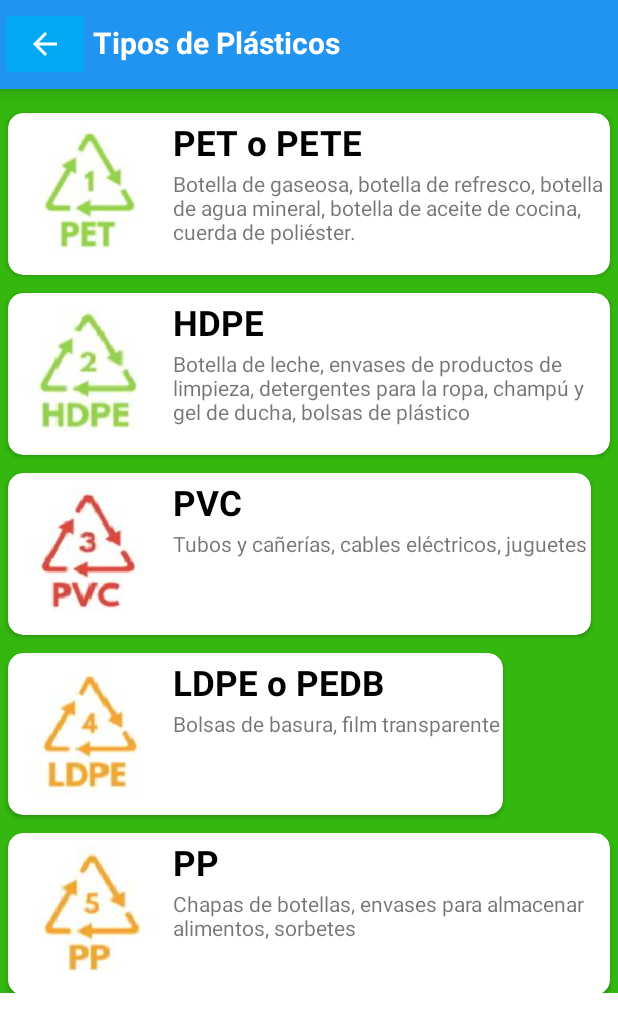
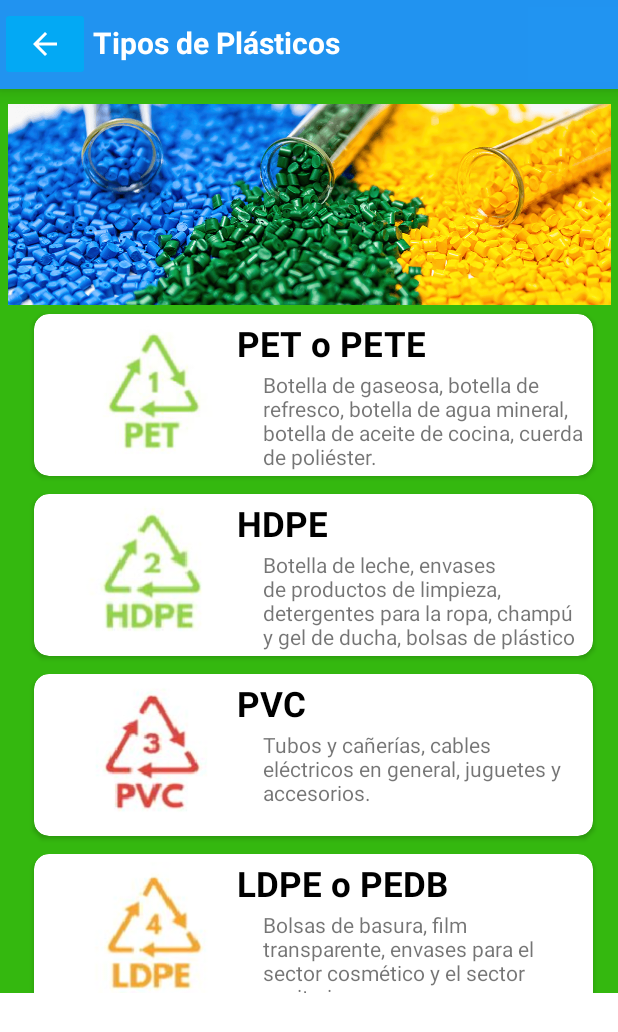
Before and after one commit to JoseMiguelVM/Proyecto_AQPGreen, an Android app: the TipoPlasticoFragment screen opened through its navigation route, on a phone screen of 412 x 824 dp. Shown: the top 1032 px of the screen. Run offline under Robolectric (Android 15) with nearby library versions, the phone set to English and light mode, and no system bars.

Commit message:
Mejorando interfaz de tipos de plastico

```diff
--- a/app/src/main/java/com/example/aqpgreen/ui/TiposPlastico/TipoPlasticoFragment.java
+++ b/app/src/main/java/com/example/aqpgreen/ui/TiposPlastico/TipoPlasticoFragment.java
@@ -23,15 +23,6 @@ import java.util.ArrayList;
 
 public class TipoPlasticoFragment extends Fragment {
 
-    // TODO: Rename parameter arguments, choose names that match
-    // the fragment initialization parameters, e.g. ARG_ITEM_NUMBER
-    private static final String ARG_PARAM1 = "param1";
-    private static final String ARG_PARAM2 = "param2";
-
-    // TODO: Rename and change types of parameters
-    private String mParam1;
-    private String mParam2;
-
     // TODO: Declaracion de variables
     private ArrayList<Plastico> listaPlastico;
     private RecyclerView recyclerPlastico;
@@ -40,20 +31,9 @@ public class TipoPlasticoFragment extends Fragment {
         // Required empty public constructor
     }
 
-    /**
-     * Use this factory method to create a new instance of
-     * this fragment using the provided parameters.
-     *
-     * @param param1 Parameter 1.
-     * @param param2 Parameter 2.
-     * @return A new instance of fragment ListaPersonajesFragment.
-     */
-    // TODO: Rename and change types and number of parameters
     public static TipoPlasticoFragment newInstance(String param1, String param2) {
         TipoPlasticoFragment fragment = new TipoPlasticoFragment();
         Bundle args = new Bundle();
-        args.putString(ARG_PARAM1, param1);
-        args.putString(ARG_PARAM2, param2);
         fragment.setArguments(args);
         return fragment;
     }
@@ -61,10 +41,6 @@ public class TipoPlasticoFragment extends Fragment {
     @Override
     public void onCreate(Bundle savedInstanceState) {
         super.onCreate(savedInstanceState);
-        if (getArguments() != null) {
-            mParam1 = getArguments().getString(ARG_PARAM1);
-            mParam2 = getArguments().getString(ARG_PARAM2);
-        }
     }
 
     @Override
@@ -81,7 +57,7 @@ public class TipoPlasticoFragment extends Fragment {
         recyclerPlastico= (RecyclerView) view.findViewById(R.id.recyclerView_listaCategorias);
         recyclerPlastico.setLayoutManager(new LinearLayoutManager(getContext()));
 
-        llenarListaPersonajes();
+        llenarListaTipos();
 
         ListaPlasticosAdaptador adapter = new ListaPlasticosAdaptador(listaPlastico);
         recyclerPlastico.setAdapter(adapter);
@@ -96,13 +72,13 @@ public class TipoPlasticoFragment extends Fragment {
 
     }
 
-    private void llenarListaPersonajes() {
+    private void llenarListaTipos() {
         listaPlastico.add(new Plastico("PET o PETE","Botella de gaseosa, botella de refresco, botella de agua mineral, botella de aceite de cocina, cuerda de poliéster.",R.drawable.logo_pet));
         listaPlastico.add(new Plastico("HDPE","Botella de leche, envases de productos de limpieza, detergentes para la ropa, champú y gel de ducha, bolsas de plástico",R.drawable.logo_hdpe));
-        listaPlastico.add(new Plastico("PVC","Tubos y cañerías, cables eléctricos, juguetes",R.drawable.logo_pvc));
-        listaPlastico.add(new Plastico("LDPE o PEDB","Bolsas de basura, film transparente",R.drawable.logo_ldpe));
+        listaPlastico.add(new Plastico("PVC","Tubos y cañerías, cables eléctricos en general, juguetes y accesorios.",R.drawable.logo_pvc));
+        listaPlastico.add(new Plastico("LDPE o PEDB","Bolsas de basura, film transparente, envases para el sector cosmético y el sector sanitario",R.drawable.logo_ldpe));
         listaPlastico.add(new Plastico("PP","Chapas de botellas, envases para almacenar alimentos, sorbetes",R.drawable.logo_pp));
         listaPlastico.add(new Plastico("PS","Envases de comida rápida, vasos descartables, vasitos de yogurt",R.drawable.logo_ps));
-        listaPlastico.add(new Plastico("OTROS","Piezas de coches, CD’s,  DVD’s, Biberones",R.drawable.logo_otros));
+        listaPlastico.add(new Plastico("OTROS","Piezas de coches, CD’s,  DVD’s, Biberones, todo lo considerado fuuera de lo antes mencionado.",R.drawable.logo_otros));
     }
 }
--- a/app/src/main/res/layout/fragment_comunidad.xml
+++ b/app/src/main/res/layout/fragment_comunidad.xml
@@ -66,27 +66,6 @@
         app:layout_constraintStart_toStartOf="parent"
         app:layout_constraintTop_toBottomOf="@+id/idLayoutFondo">
 
-        <LinearLayout
-            android:layout_width="match_parent"
-            android:layout_height="wrap_content"
-            android:orientation="horizontal"
-            android:gravity="center">
-
-            <ImageView
-                android:id="@+id/imagenPremio"
-                android:layout_width="84dp"
-                android:layout_height="87dp"
-                android:src="@drawable/premios" />
-            <TextView
-                android:id="@+id/textView4"
-                android:layout_width="204dp"
-                android:layout_marginStart="5dp"
-                android:layout_height="wrap_content"
-                android:text="Puede revisar la lista de premios ofrecidos por la organizacion y canjear el que mas desee."
-                android:textColor="#FFFDFD"
-                android:textStyle="bold" />
-        </LinearLayout>
-
         <Button
             android:id="@+id/Btn_listaDePremios"
             android:layout_width="250dp"
@@ -137,4 +116,28 @@
 
     </LinearLayout>
 
+    <LinearLayout
+        android:layout_width="match_parent"
+        android:layout_height="wrap_content"
+        android:gravity="center"
+        android:orientation="horizontal"
+        tools:layout_editor_absoluteX="-3dp"
+        tools:layout_editor_absoluteY="146dp">
+
+        <ImageView
+            android:id="@+id/imagenPremio"
+            android:layout_width="84dp"
+            android:layout_height="87dp"
+            android:src="@drawable/premios" />
+
+        <TextView
+            android:id="@+id/textView4"
+            android:layout_width="204dp"
+            android:layout_height="wrap_content"
+            android:layout_marginStart="5dp"
+            android:text="Puede revisar la lista de premios ofrecidos por la organizacion y canjear el que mas desee."
+            android:textColor="#FFFDFD"
+            android:textStyle="bold|italic" />
+    </LinearLayout>
+
 </androidx.constraintlayout.widget.ConstraintLayout>
--- a/app/src/main/res/layout/fragment_tipo_plastico.xml
+++ b/app/src/main/res/layout/fragment_tipo_plastico.xml
@@ -57,10 +57,17 @@
 
         </RelativeLayout>
 
+        <ImageView
+            android:id="@+id/imageView7"
+            android:layout_width="match_parent"
+            android:layout_height="134dp"
+            android:src="@drawable/baner" />
+
         <androidx.recyclerview.widget.RecyclerView
             android:id="@+id/recyclerView_listaCategorias"
-            android:layout_width="match_parent"
-            android:layout_height="wrap_content"/>
+            android:layout_width="383dp"
+            android:layout_height="wrap_content"
+            android:layout_marginLeft="17dp" />
 
     </LinearLayout>
 
--- a/app/src/main/res/layout/item_list.xml
+++ b/app/src/main/res/layout/item_list.xml
@@ -8,39 +8,40 @@
     app:cardUseCompatPadding="true">
 
     <LinearLayout
-        android:layout_width="match_parent"
+        android:layout_width="361dp"
         android:layout_height="wrap_content"
-        android:padding="2dp"
-        android:orientation="horizontal">
+        android:layout_marginLeft="25dp"
+        android:orientation="horizontal"
+        android:padding="2dp">
 
         <ImageView
             android:id="@+id/idImagen"
             android:layout_width="100dp"
             android:layout_height="100dp"
             android:layout_margin="2dp"
-            android:src="@drawable/logo_pet"/>
+            android:src="@drawable/logo_pet" />
 
         <LinearLayout
             android:layout_width="match_parent"
             android:layout_height="wrap_content"
             android:layout_marginStart="4dp"
             android:layout_marginTop="2dp"
-            android:orientation="vertical"
-            android:gravity="center">
+            android:gravity="center"
+            android:orientation="vertical">
 
             <TextView
                 android:id="@+id/idNombre"
                 android:layout_width="match_parent"
                 android:layout_height="wrap_content"
                 android:layout_marginBottom="2dp"
+                android:text="Nombre"
                 android:textColor="@android:color/black"
                 android:textSize="23sp"
-                android:textStyle="bold"
-                android:text="Nombre" />
+                android:textStyle="bold" />
 
             <TextView
                 android:id="@+id/idInfo"
-                android:layout_width="match_parent"
+                android:layout_width="214dp"
                 android:layout_height="wrap_content"
                 android:textSize="14sp" />
         </LinearLayout>
```
Also changed, not shown: app/src/main/res/drawable/baner.png (added).
